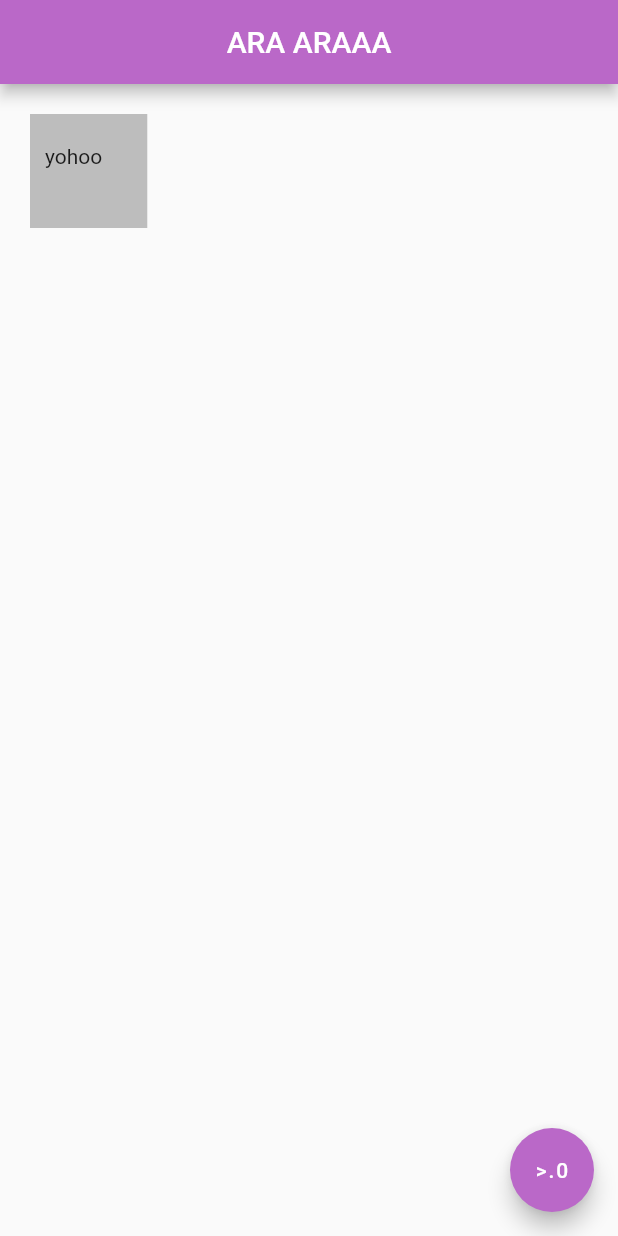
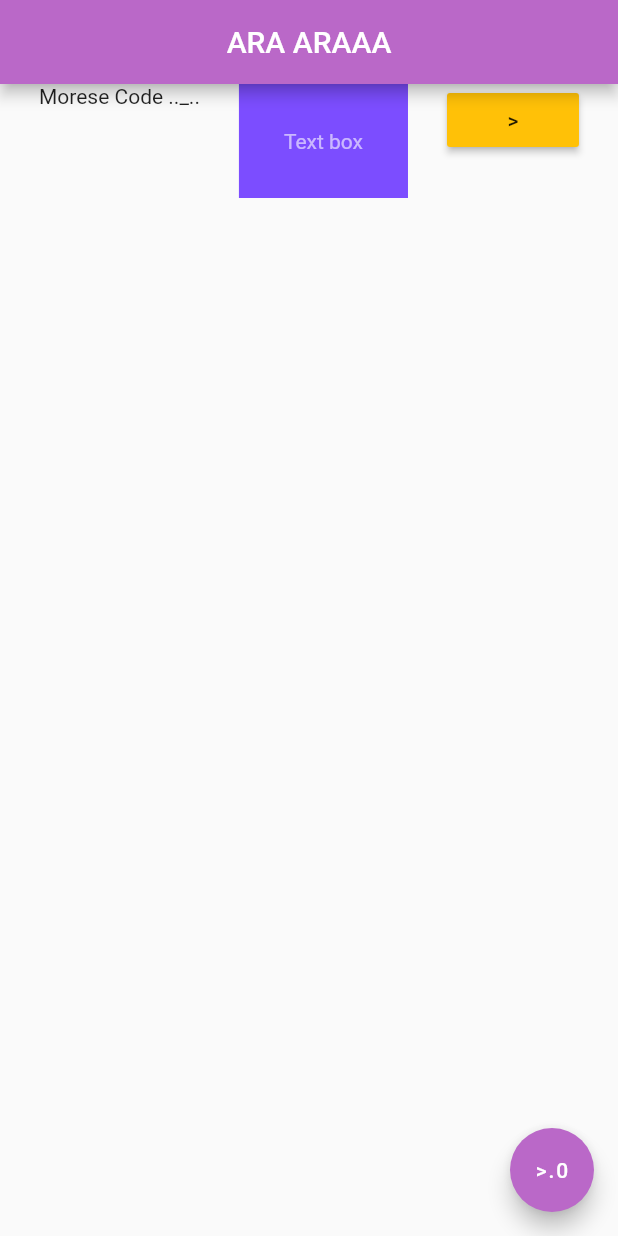
Before and after one commit to Govind-S-B/DemoApp01-Flutter, a Flutter app: the screen it shows after launch, on a phone screen of 412 x 824 dp. Run offline on Flutter 3.47's test engine with Material 2 defaults, Android fonts, the phone set to English and light mode, and no system bars.

Commit message:
playing with rows

```diff
--- a/lib/main.dart
+++ b/lib/main.dart
@@ -13,11 +13,22 @@ class Home extends StatelessWidget {
         centerTitle: true,
         backgroundColor: Colors.purple[300],
       ),
-      body: Container(
-        color: Colors.grey[400],
-        padding: EdgeInsets.fromLTRB(10.0, 20.0, 30.0, 40.0),
-        margin: EdgeInsets.all(20),
-        child: Text("yohoo"),
+      body: Row(
+        mainAxisAlignment: MainAxisAlignment.spaceEvenly,
+        crossAxisAlignment: CrossAxisAlignment.start,
+        children: [
+          Text("Morese Code .._.."),
+          Container(
+            padding: EdgeInsets.all(30),
+            color: Colors.deepPurpleAccent[200],
+            child: Text("Text box",style: TextStyle(color: Colors.white.withOpacity(0.6)),),
+          ),
+          RaisedButton(
+            onPressed: (){},
+            color: Colors.amber,
+            child: Text(">"),
+          )
+        ],
       ),
       floatingActionButton: FloatingActionButton(
         onPressed: () {},
```
